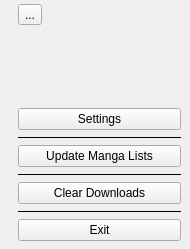
This is widgets/menudialog.ui in Rain92/UltimateMangaReader as Qt 5 draws it before an edit. The edited form follows.
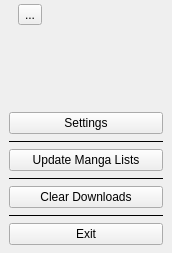
This is the edited form. Icons and pictures are not drawn.

Diff of the .ui file:
```diff
--- a/widgets/menudialog.ui
+++ b/widgets/menudialog.ui
@@ -6,8 +6,8 @@
    <rect>
     <x>0</x>
     <y>0</y>
-    <width>190</width>
-    <height>249</height>
+    <width>172</width>
+    <height>253</height>
    </rect>
   </property>
   <property name="windowTitle">
@@ -15,7 +15,7 @@
   </property>
   <layout class="QVBoxLayout" name="verticalLayout">
    <property name="leftMargin">
-    <number>18</number>
+    <number>9</number>
    </property>
    <property name="topMargin">
     <number>4</number>
@@ -28,6 +28,9 @@
    </property>
    <item>
     <layout class="QHBoxLayout" name="horizontalLayout">
+     <property name="leftMargin">
+      <number>9</number>
+     </property>
      <item>
       <widget class="QToolButton" name="toolButtonMenu">
        <property name="text">
@@ -68,7 +71,7 @@
      <property name="sizeHint" stdset="0">
       <size>
        <width>20</width>
-       <height>40</height>
+       <height>30</height>
       </size>
      </property>
     </spacer>
```
